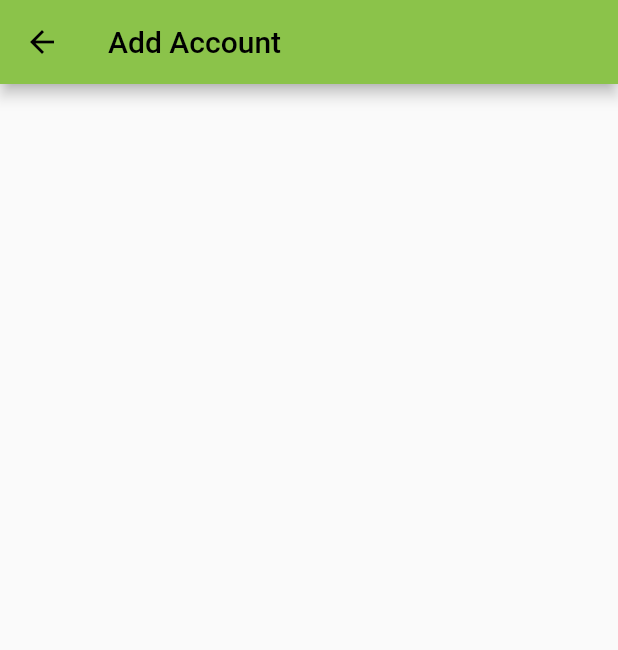
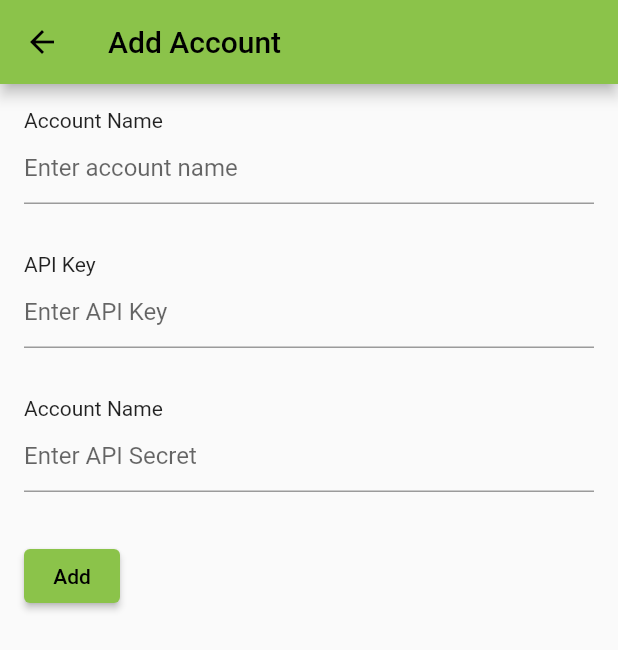
Before and after one commit to kemitix/worknotes, a Flutter app: the AccountAdd screen opened by its route, on a phone screen of 412 x 824 dp. Shown: the top 650 px of the screen. Run offline on Flutter 3.47's test engine with Material 2 defaults, Android fonts, the phone set to English and light mode, and no system bars.

Commit message:
AccountAdd: add form fields

```diff
--- a/lib/settings/account_add.dart
+++ b/lib/settings/account_add.dart
@@ -1,12 +1,90 @@
 import 'package:flutter/material.dart';
 
-class AccountAdd extends StatelessWidget {
+class AccountAdd extends StatefulWidget {
+  const AccountAdd({Key? key}) : super(key: key);
+
+  @override
+  State<AccountAdd> createState() => _AccountAddState();
+}
+
+class _AccountAddState extends State<AccountAdd> {
+  final GlobalKey<FormState> _formKey = GlobalKey<FormState>();
+
   @override
   Widget build(BuildContext context) {
     return Scaffold(
       appBar: AppBar(
         title: const Text('Add Account'),
       ),
+      body: Form(
+        key: _formKey,
+        child: Column(
+          crossAxisAlignment: CrossAxisAlignment.start,
+          children: [
+            const Padding(
+              padding: EdgeInsets.fromLTRB(16, 16, 16, 0),
+              child: Text('Account Name'),
+            ),
+            Padding(
+              padding: const EdgeInsets.fromLTRB(16, 0, 16, 16),
+              child: TextFormField(
+                decoration:
+                    const InputDecoration(hintText: 'Enter account name'),
+                validator: (String? value) {
+                  if (value == null || value.isEmpty) {
+                    return 'Please enter an account name';
+                  }
+                  return null;
+                },
+              ),
+            ),
+            const Padding(
+              padding: EdgeInsets.fromLTRB(16, 16, 16, 0),
+              child: Text('API Key'),
+            ),
+            Padding(
+              padding: const EdgeInsets.fromLTRB(16, 0, 16, 16),
+              child: TextFormField(
+                decoration: const InputDecoration(hintText: 'Enter API Key'),
+                validator: (String? value) {
+                  if (value == null || value.isEmpty) {
+                    return 'Please enter an API key';
+                  }
+                  return null;
+                },
+              ),
+            ),
+            const Padding(
+              padding: EdgeInsets.fromLTRB(16, 16, 16, 0),
+              child: Text('Account Name'),
+            ),
+            Padding(
+              padding: const EdgeInsets.fromLTRB(16, 0, 16, 16),
+              child: TextFormField(
+                decoration: const InputDecoration(hintText: 'Enter API Secret'),
+                obscureText: true,
+                validator: (String? value) {
+                  if (value == null || value.isEmpty) {
+                    return 'Please enter an API secret';
+                  }
+                  return null;
+                },
+              ),
+            ),
+            Padding(
+              padding: const EdgeInsets.all(16),
+              child: ElevatedButton(
+                onPressed: () {
+                  if (_formKey.currentState!.validate()) {
+                    // Process data.
+                  }
+                },
+                child: const Text('Add'),
+              ),
+            ),
+          ],
+        ),
+      ),
     );
   }
 }
```
